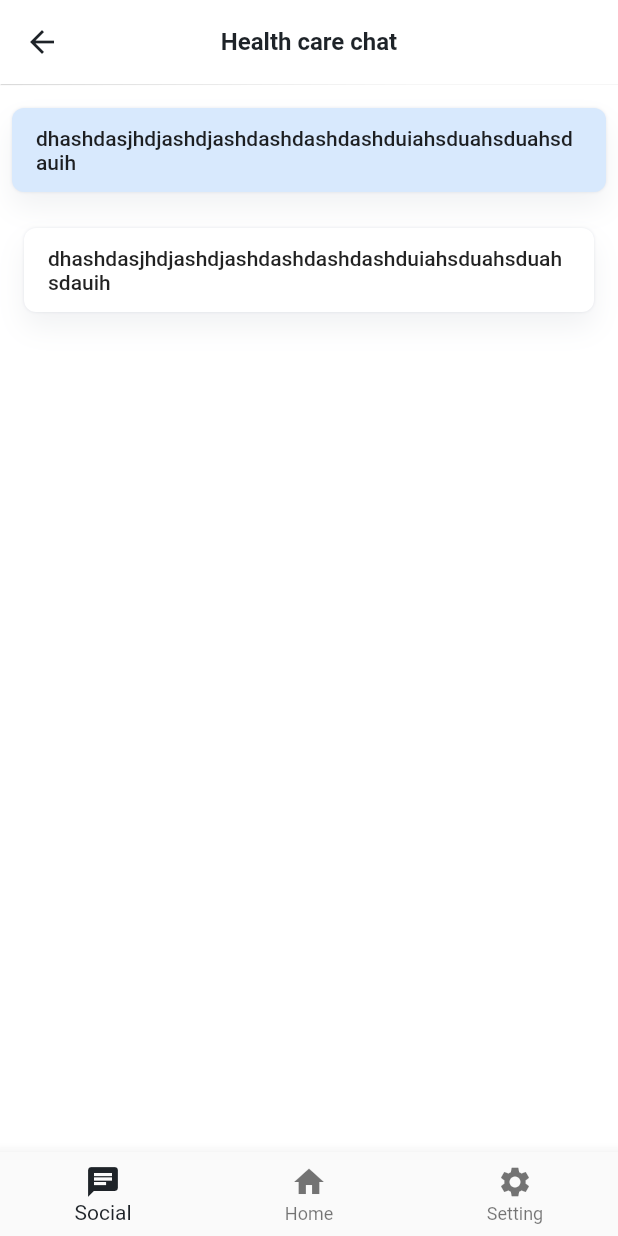
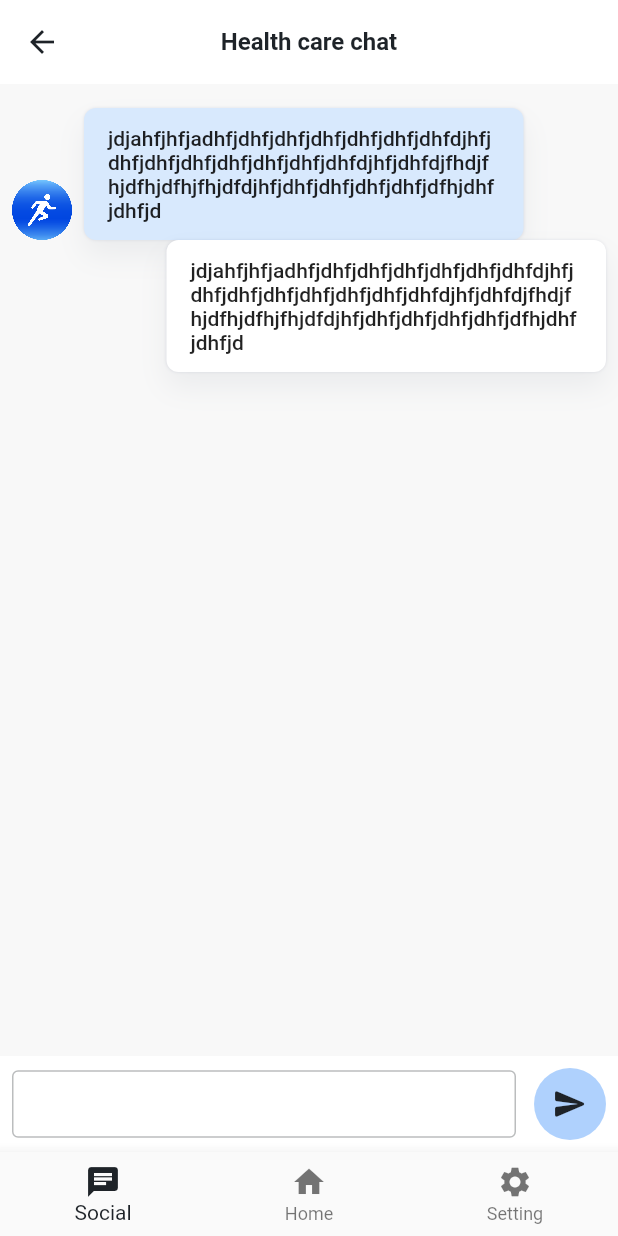
Before and after one commit to DATN-LYN/app-user-fitness, a Flutter app: the SocialPage screen opened by its route, on a phone screen of 412 x 824 dp. Run offline on Flutter 3.47's test engine with Material 2 defaults, Android fonts, the phone set to English and light mode, and no system bars; drawn by our look-alikes of touchable_opacity; our stand-ins replace adaptive_dialog, auto_route, built_collection, built_value, cached_network_image, flutter_form_builder and 12 more; missing offline and left inert: cloudinary_flutter, cloudinary_public, ferry, ferry_exec, ferry_hive_store, gql_code_builder and 5 more; accounts and stored records are empty; generated files the repository leaves out were written again; statements that could not run were skipped.

Commit message:
feat: chat UI

```diff
--- a/fitness_app/lib/modules/main/modules/social/social_page.dart
+++ b/fitness_app/lib/modules/main/modules/social/social_page.dart
@@ -1,5 +1,6 @@
 import 'package:fitness_app/global/themes/app_colors.dart';
-import 'package:fitness_app/global/widgets/shadow_wrapper.dart';
+import 'package:fitness_app/modules/main/modules/social/widgets/message_inpput_widget.dart';
+import 'package:fitness_app/modules/main/modules/social/widgets/message_widget.dart';
 import 'package:flutter/material.dart';
 
 class SocialPage extends StatefulWidget {
@@ -12,45 +13,24 @@ class SocialPage extends StatefulWidget {
 class _SocialPageState extends State<SocialPage> {
   @override
   Widget build(BuildContext context) {
-    final width = MediaQuery.of(context).size.width;
     return Scaffold(
-      appBar: AppBar(title: const Text('Health care chat')),
+      backgroundColor: AppColors.grey6.withOpacity(0.3),
+      appBar: AppBar(
+        title: const Text('Health care chat'),
+        elevation: 0,
+      ),
       body: ListView(
-        children: [
-          const SizedBox(height: 8),
-          Container(
-            constraints: BoxConstraints(maxWidth: width * 0.8),
-            alignment: Alignment.centerLeft,
-            child: ShadowWrapper(
-              padding: const EdgeInsets.symmetric(vertical: 12, horizontal: 16),
-              margin: const EdgeInsets.all(8),
-              borderRadius: BorderRadius.circular(8),
-              color: AppColors.primarySoft,
-              child: const Text(
-                'dhashdasjhdjashdjashdashdashdashduiahsduahsduahsdauih',
-                style: TextStyle(
-                  fontWeight: FontWeight.w500,
-                ),
-              ),
-            ),
+        children: const [
+          SizedBox(height: 16),
+          MessageWidget(
+            isSender: false,
           ),
-          Container(
-            constraints: BoxConstraints(maxWidth: width * 0.8),
-            alignment: Alignment.bottomRight,
-            child: ShadowWrapper(
-              padding: const EdgeInsets.symmetric(vertical: 12, horizontal: 16),
-              margin: const EdgeInsets.all(16),
-              borderRadius: BorderRadius.circular(8),
-              child: const Text(
-                'dhashdasjhdjashdjashdashdashdashduiahsduahsduahsdauih',
-                style: TextStyle(
-                  fontWeight: FontWeight.w500,
-                ),
-              ),
-            ),
+          MessageWidget(
+            isSender: true,
           ),
         ],
       ),
+      bottomNavigationBar: const MessageInputWidget(),
     );
   }
 }
--- /dev/null
+++ b/fitness_app/lib/modules/main/modules/social/widgets/message_inpput_widget.dart
@@ -0,0 +1,54 @@
+import 'package:flutter/material.dart';
+import 'package:touchable_opacity/touchable_opacity.dart';
+
+import '../../../../../global/themes/app_colors.dart';
+
+class MessageInputWidget extends StatelessWidget {
+  const MessageInputWidget({
+    super.key,
+  });
+
+  @override
+  Widget build(BuildContext context) {
+    return Container(
+      padding: const EdgeInsets.all(8),
+      color: AppColors.white,
+      child: Row(
+        children: [
+          Expanded(
+            child: TextFormField(
+              decoration: const InputDecoration(
+                enabledBorder: OutlineInputBorder(
+                  borderSide: BorderSide(
+                    color: AppColors.grey5,
+                  ),
+                ),
+                contentPadding: EdgeInsets.symmetric(
+                  vertical: 13,
+                  horizontal: 16,
+                ),
+              ),
+              maxLines: 5,
+              minLines: 1,
+            ),
+          ),
+          const SizedBox(width: 12),
+          TouchableOpacity(
+            onTap: () {},
+            child: Container(
+              padding: const EdgeInsets.all(12),
+              decoration: BoxDecoration(
+                color: AppColors.primary,
+                borderRadius: BorderRadius.circular(100),
+              ),
+              child: const Icon(
+                Icons.send_rounded,
+                color: AppColors.grey1,
+              ),
+            ),
+          ),
+        ],
+      ),
+    );
+  }
+}
--- /dev/null
+++ b/fitness_app/lib/modules/main/modules/social/widgets/message_widget.dart
@@ -0,0 +1,51 @@
+import 'package:flutter/material.dart';
+
+import '../../../../../global/gen/assets.gen.dart';
+import '../../../../../global/themes/app_colors.dart';
+import '../../../../../global/widgets/shadow_wrapper.dart';
+
+class MessageWidget extends StatelessWidget {
+  const MessageWidget({
+    super.key,
+    required this.isSender,
+  });
+
+  final bool isSender;
+
+  @override
+  Widget build(BuildContext context) {
+    final width = MediaQuery.of(context).size.width;
+
+    return Align(
+      alignment: isSender ? Alignment.centerRight : Alignment.centerLeft,
+      child: Row(
+        mainAxisSize: MainAxisSize.min,
+        crossAxisAlignment: CrossAxisAlignment.end,
+        children: [
+          if (!isSender) ...[
+            const SizedBox(width: 8),
+            Assets.images.logoContainer.image(width: 40, height: 40),
+          ],
+          ConstrainedBox(
+            constraints: BoxConstraints(maxWidth: width * 0.75),
+            child: ShadowWrapper(
+              padding: const EdgeInsets.symmetric(
+                vertical: 12,
+                horizontal: 16,
+              ),
+              margin: const EdgeInsets.symmetric(horizontal: 8),
+              borderRadius: BorderRadius.circular(8),
+              color: isSender ? AppColors.white : AppColors.primarySoft,
+              child: const Text(
+                'jdjahfjhfjadhfjdhfjdhfjdhfjdhfjdhfjdhfdjhfjdhfjdhfjdhfjdhfjdhfjdhfjdhfdjhfjdhfdjfhdjfhjdfhjdfhjfhjdfdjhfjdhfjdhfjdhfjdhfjdfhjdhfjdhfjd',
+                style: TextStyle(
+                  fontWeight: FontWeight.w500,
+                ),
+              ),
+            ),
+          ),
+        ],
+      ),
+    );
+  }
+}
```
